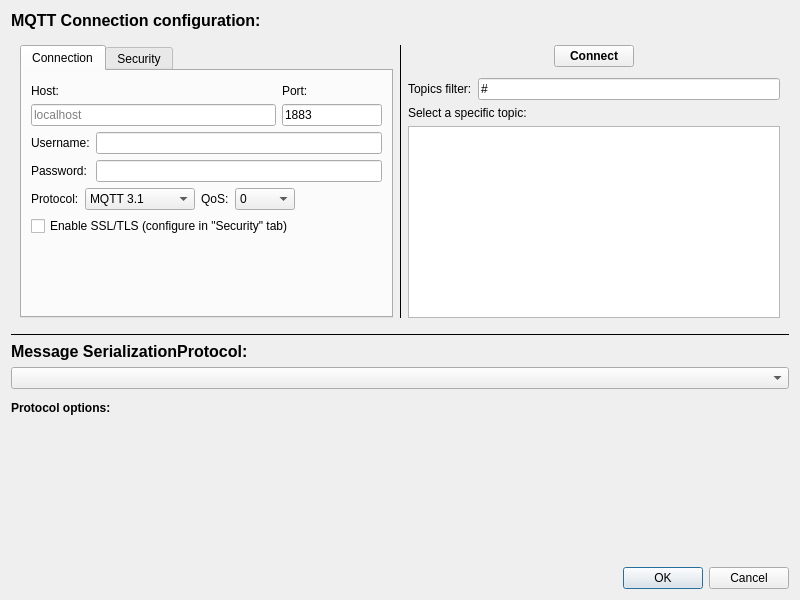
PlotJuggler/pj-official-plugins, file data_stream_mqtt/datastream_mqtt.ui: the form before one commit.
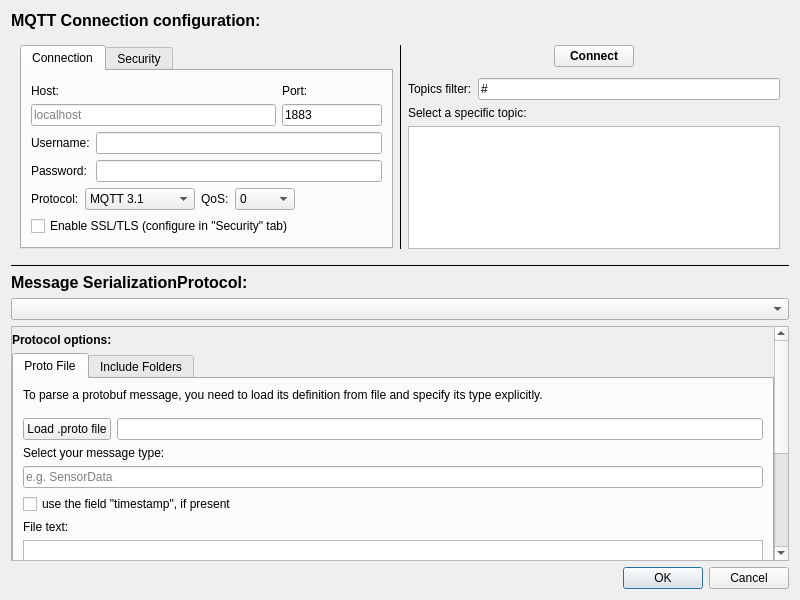
The form after the commit.

Commit message: feat(mqtt): add protobuf support and fix dialog layout

The edit to the form file:
```diff
--- a/data_stream_mqtt/datastream_mqtt.ui
+++ b/data_stream_mqtt/datastream_mqtt.ui
@@ -626,13 +626,22 @@
     <widget class="QComboBox" name="comboBoxProtocol"/>
    </item>
    <item>
-    <widget class="QWidget" name="widgetOptions" native="true">
-     <property name="font">
-      <font>
-       <weight>75</weight>
-       <bold>true</bold>
-      </font>
+    <widget class="QScrollArea" name="scrollAreaProto">
+     <property name="widgetResizable">
+      <bool>true</bool>
      </property>
+     <property name="horizontalScrollBarPolicy">
+      <enum>Qt::ScrollBarAlwaysOff</enum>
+     </property>
+     <widget class="QWidget" name="widgetOptions">
+      <property name="geometry">
+       <rect>
+        <x>0</x>
+        <y>0</y>
+        <width>778</width>
+        <height>300</height>
+       </rect>
+      </property>
      <layout class="QVBoxLayout" name="layoutOptions">
       <property name="leftMargin">
        <number>0</number>
@@ -648,12 +657,156 @@
       </property>
       <item>
        <widget class="QLabel" name="label_9">
+        <property name="font">
+         <font>
+          <weight>75</weight>
+          <bold>true</bold>
+         </font>
+        </property>
         <property name="text">
          <string>Protocol options:</string>
         </property>
        </widget>
       </item>
+      <item>
+       <widget class="QTabWidget" name="tabWidgetProto">
+        <property name="currentIndex">
+         <number>0</number>
+        </property>
+        <widget class="QWidget" name="tabProtoFile">
+         <attribute name="title">
+          <string>Proto File</string>
+         </attribute>
+         <layout class="QVBoxLayout" name="verticalLayout_protoFile">
+          <item>
+           <widget class="QLabel" name="labelProtoDesc">
+            <property name="text">
+             <string>To parse a protobuf message, you need to load its definition from file and specify its type explicitly.</string>
+            </property>
+            <property name="wordWrap">
+             <bool>true</bool>
+            </property>
+           </widget>
+          </item>
+          <item>
+           <layout class="QHBoxLayout" name="horizontalLayoutProtoLoad">
+            <property name="topMargin">
+             <number>10</number>
+            </property>
+            <item>
+             <widget class="QPushButton" name="buttonLoadProtoFile">
+              <property name="text">
+               <string>Load .proto file</string>
+              </property>
+             </widget>
+            </item>
+            <item>
+             <widget class="QLineEdit" name="lineEditLoadedProto">
+              <property name="readOnly">
+               <bool>true</bool>
+              </property>
+             </widget>
+            </item>
+           </layout>
+          </item>
+          <item>
+           <widget class="QLabel" name="labelSelectType">
+            <property name="text">
+             <string>Select your message type:</string>
+            </property>
+           </widget>
+          </item>
+          <item>
+           <widget class="QLineEdit" name="lineEditMessageType">
+            <property name="placeholderText">
+             <string>e.g. SensorData</string>
+            </property>
+           </widget>
+          </item>
+          <item>
+           <widget class="QCheckBox" name="checkBoxTimestamp">
+            <property name="toolTip">
+             <string>&lt;html&gt;&lt;head/&gt;&lt;body&gt;&lt;p&gt;if the message definition contains the field &amp;quot;timestamp&amp;quot; and this field is a double, we will use that as timestamp.&lt;/p&gt;&lt;/body&gt;&lt;/html&gt;</string>
+            </property>
+            <property name="text">
+             <string>use the field &quot;timestamp&quot;, if present</string>
+            </property>
+           </widget>
+          </item>
+          <item>
+           <widget class="QLabel" name="labelFileText">
+            <property name="text">
+             <string>File text:</string>
+            </property>
+           </widget>
+          </item>
+          <item>
+           <widget class="QTextEdit" name="textEditProtoPreview">
+            <property name="readOnly">
+             <bool>true</bool>
+            </property>
+           </widget>
+          </item>
+         </layout>
+        </widget>
+        <widget class="QWidget" name="tabIncludeFolders">
+         <attribute name="title">
+          <string>Include Folders</string>
+         </attribute>
+         <layout class="QVBoxLayout" name="verticalLayout_include">
+          <item>
+           <widget class="QLabel" name="labelIncludeDesc">
+            <property name="text">
+             <string>If you have problems loading a .proto file that imports other files, you might need to include some additional folders.</string>
+            </property>
+            <property name="wordWrap">
+             <bool>true</bool>
+            </property>
+           </widget>
+          </item>
+          <item>
+           <layout class="QHBoxLayout" name="horizontalLayoutInclude">
+            <property name="topMargin">
+             <number>10</number>
+            </property>
+            <item>
+             <widget class="QPushButton" name="buttonAddInclude">
+              <property name="text">
+               <string>Add include Folder</string>
+              </property>
+             </widget>
+            </item>
+            <item>
+             <spacer name="horizontalSpacerInclude">
+              <property name="orientation">
+               <enum>Qt::Horizontal</enum>
+              </property>
+              <property name="sizeHint" stdset="0">
+               <size>
+                <width>40</width>
+                <height>20</height>
+               </size>
+              </property>
+             </spacer>
+            </item>
+            <item>
+             <widget class="QPushButton" name="buttonRemoveInclude">
+              <property name="text">
+               <string>Remove</string>
+              </property>
+             </widget>
+            </item>
+           </layout>
+          </item>
+          <item>
+           <widget class="QListWidget" name="listWidgetIncludeFolders"/>
+          </item>
+         </layout>
+        </widget>
+       </widget>
+      </item>
      </layout>
+    </widget>
     </widget>
    </item>
    <item>
```
The commit also changes 4 other files.
